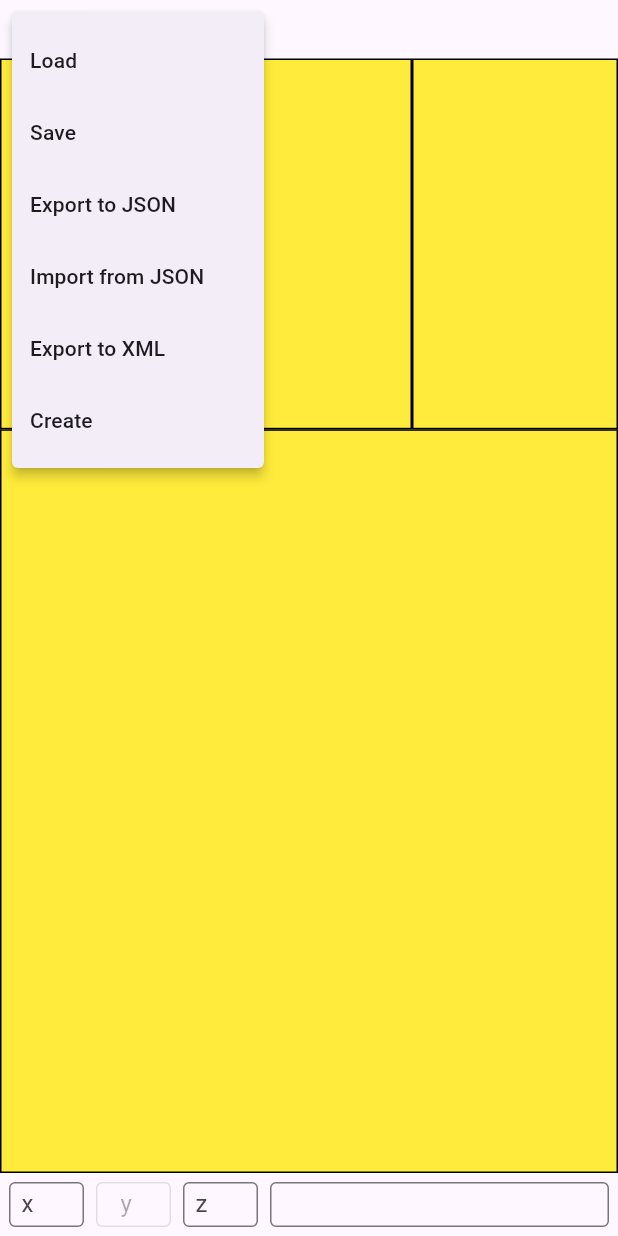
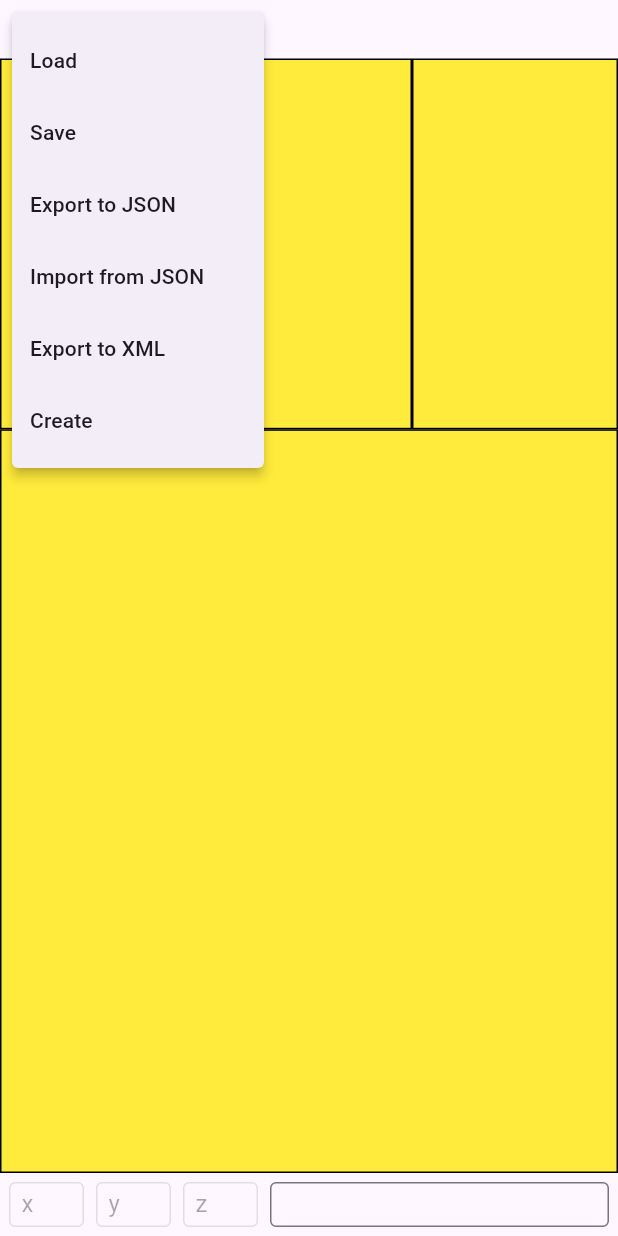
Before and after one commit to philip-w-howard/AVSHullWeb, a Flutter app: the DesignScreen screen opened directly with empty values, after a tap on "File", on a phone screen of 412 x 824 dp. Run offline on Flutter 3.47's test engine with Material 3 defaults, Android fonts, the phone set to English and light mode, and no system bars; missing offline and left inert: dart:html.

Commit message:
Have x,y,z fields displayed. hull_window can compute locations. Need to place locations in fields.

```diff
--- a/avs_hull_web/lib/UI/design_screen.dart
+++ b/avs_hull_web/lib/UI/design_screen.dart
@@ -21,6 +21,10 @@ import 'package:avs_hull_web/UI/input_helpers.dart';
 
 
 class DesignScreen extends StatelessWidget {
+  final GlobalKey<XYZWidgetState> _xPosKey = GlobalKey<XYZWidgetState>();
+  final GlobalKey<XYZWidgetState> _yPosKey = GlobalKey<XYZWidgetState>();
+  final GlobalKey<XYZWidgetState> _zPosKey = GlobalKey<XYZWidgetState>();
+
   DesignScreen({super.key, required Hull mainHull, required HullLogger logger})
       : _myHull = mainHull,
         _hullLogger = logger {
@@ -31,6 +35,10 @@ class DesignScreen extends StatelessWidget {
         logger: _hullLogger);
     _editWindow.setRotatable();
     _editWindow.setEditable();
+
+    _xPosField = XYZWidget(key: _xPosKey, labelText: 'x', initValue: '', width: 50, height: 30);
+    _yPosField = XYZWidget(key: _yPosKey, labelText: 'y', initValue: '', width: 50, height: 30);
+    _zPosField = XYZWidget(key: _zPosKey, labelText: 'z', initValue: '', width: 50, height: 30);
   }
 
   //final Hull myHull = Hull(length: 200, width: 50, height:20, numBulkheads:5 numChines:5);
@@ -41,6 +49,9 @@ class DesignScreen extends StatelessWidget {
   late final HullWindow _sideWindow;
   late final HullWindow _topWindow;
   late final HullWindow _editWindow;
+  late final XYZWidget _xPosField;
+  late final XYZWidget _yPosField;
+  late final XYZWidget _zPosField;
 
   @override
   Widget build(BuildContext context) {
@@ -153,45 +164,19 @@ class DesignScreen extends StatelessWidget {
             ],
           ),
           _editWindow,
-          const Padding(
+          Padding(
               padding: EdgeInsets.all(6.0),
               child: Row(
                 children: [
-                    XYZWidget(
-                      labelText: 'x',
-                      initValue: '',
-                      width: 50,
-                      height: 30,
-                    ),
-                  SizedBox(width: 8), // Spacing between textboxes
-                  SizedBox(
-                    width: 50, height: 30,
-                    child: TextField(
-                      enabled: false,
-                      decoration: InputDecoration(
-                        labelText: 'y',
-                        border: OutlineInputBorder(),
-                        hintText: '2',
-                      ),
-                    ),
-                  ),
-                  SizedBox(width: 8),
-                  SizedBox(
-                    width: 50, height: 30,
-                    child: TextField(
-                      //enabled: false,
-                      decoration: InputDecoration(
-                        labelText: 'z',
-                        contentPadding: EdgeInsets.symmetric(vertical: 4, horizontal: 4),
-                        border: OutlineInputBorder(),
-                        hintText: '3',
-                      ),
-                    ),
-                  ),
-                  SizedBox(width: 8),
+                  _xPosField,
+                  const SizedBox(width: 8), // Spacing between textboxes
+                  _yPosField,
+                  const SizedBox(width: 8),
+                  _zPosField,
+                  const SizedBox(width: 8),
 
                   // Larger text box occupying remaining space
-                  Expanded(
+                  const Expanded(
                     child: SizedBox(
                       height: 30,
                       child: TextField(
@@ -221,6 +206,13 @@ class DesignScreen extends StatelessWidget {
 
   void _selectFront() {
     _editWindow.setView(HullView.front);
+
+    _xPosKey.currentState?.setDisabled();
+    _yPosKey.currentState?.setEnabled();
+    if (_zPosKey.currentState != null) {
+      _zPosKey.currentState?.setDisabled();
+    }
+
   }
 
   void _selectSide() {
```
Also changed, not shown: avs_hull_web/lib/UI/hull_window.dart (+37 -3 lines), avs_hull_web/lib/UI/input_helpers.dart (+15 -4 lines), 1 other file.
